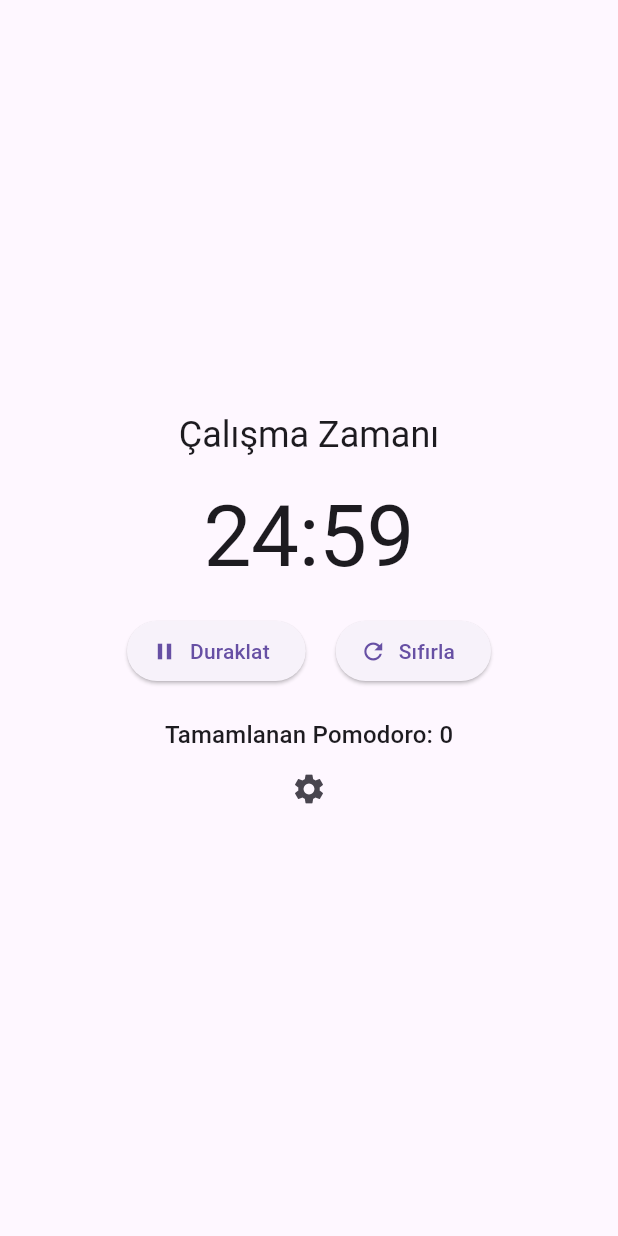
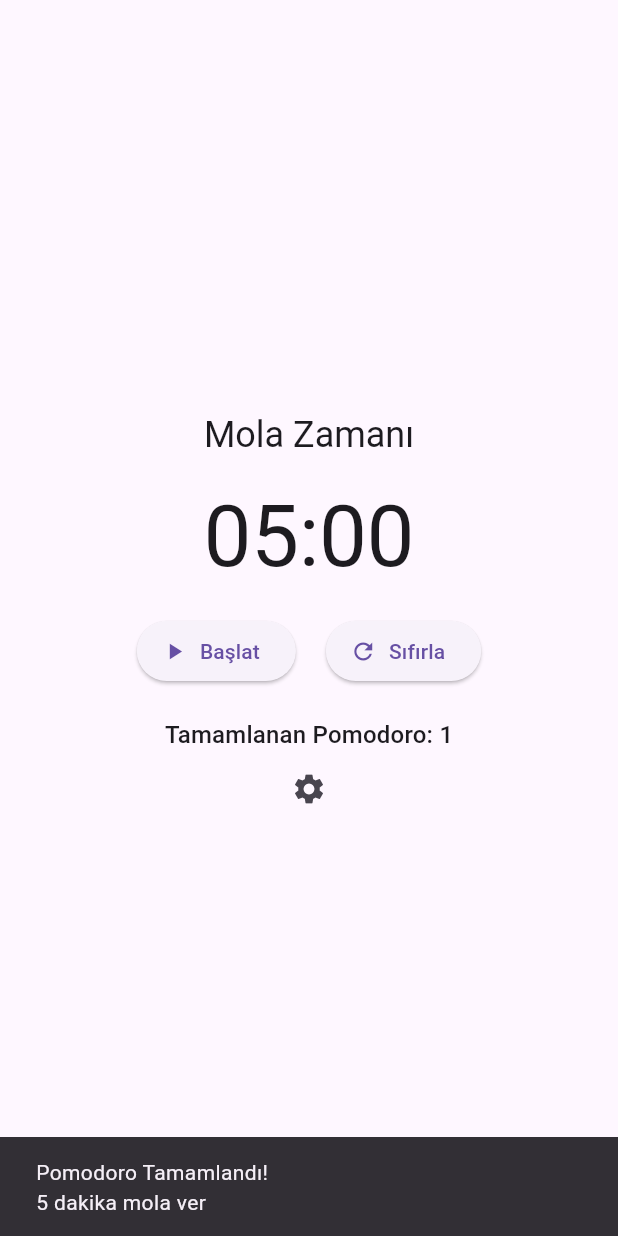
Before and after one commit to Asli-nur-t/basic-to-do-app, a Flutter app: the PomodoroTimer widget shown alone on an empty page, opened directly, after a tap on "Başlat", on a phone screen of 412 x 824 dp. Run offline on Flutter 3.47's test engine with Material 3 defaults, Android fonts, the light colour scheme and no system bars; our stand-ins replace get, hive, hive_flutter; accounts and stored records are empty.

Commit message:
pomodoro settings

```diff
--- a/lib/widgets/pomodoro_timer.dart
+++ b/lib/widgets/pomodoro_timer.dart
@@ -15,12 +15,8 @@ class _PomodoroTimerState extends State<PomodoroTimer>
     with WidgetsBindingObserver {
   final settings = Get.put(PomodoroSettingsController());
 
-  static const workDuration = 25 * 60;
-  static const breakDuration = 5 * 60;
-  static const longBreakDuration = 15 * 60;
-
   Timer? _timer;
-  int _secondsLeft = workDuration;
+  int _secondsLeft = 0;
   bool _isRunning = false;
   bool _isBreak = false;
   int _pomodoroCount = 0;
@@ -60,8 +56,7 @@ class _PomodoroTimerState extends State<PomodoroTimer>
   Future<void> _loadTimerState() async {
     final box = Hive.box('settings');
     setState(() {
-      _secondsLeft = box.get('secondsLeft',
-          defaultValue: settings.workDuration.value * 60);
+      _secondsLeft = box.get('secondsLeft', defaultValue: 0);
       _isRunning = box.get('isRunning', defaultValue: false);
       _isBreak = box.get('isBreak', defaultValue: false);
       _pomodoroCount = box.get('pomodoroCount', defaultValue: 0);
@@ -83,24 +78,16 @@ class _PomodoroTimerState extends State<PomodoroTimer>
           _pomodoroCount++;
 
           if (_isBreak) {
-            _secondsLeft = workDuration;
+            _secondsLeft = settings.workDuration.value * 60;
             _isBreak = false;
-            ScaffoldMessenger.of(context).showSnackBar(
-              const SnackBar(content: Text('Mola Bitti! Çalışmaya devam et')),
-            );
+            _showNotification('Mola Bitti!', 'Çalışmaya devam et');
           } else {
             if (_pomodoroCount % 4 == 0) {
-              _secondsLeft = longBreakDuration;
-              ScaffoldMessenger.of(context).showSnackBar(
-                const SnackBar(
-                    content: Text('Uzun Mola Zamanı! 15 dakika mola ver')),
-              );
+              _secondsLeft = settings.longBreakDuration.value * 60;
+              _showNotification('Uzun Mola Zamanı!', '15 dakika mola ver');
             } else {
-              _secondsLeft = breakDuration;
-              ScaffoldMessenger.of(context).showSnackBar(
-                const SnackBar(
-                    content: Text('Pomodoro Tamamlandı! 5 dakika mola ver')),
-              );
+              _secondsLeft = settings.shortBreakDuration.value * 60;
+              _showNotification('Pomodoro Tamamlandı!', '5 dakika mola ver');
             }
             _isBreak = true;
           }
@@ -123,7 +110,7 @@ class _PomodoroTimerState extends State<PomodoroTimer>
   void _resetTimer() {
     _timer?.cancel();
     setState(() {
-      _secondsLeft = settings.workDuration.value * 60;
+      _secondsLeft = 0;
       _isRunning = false;
       _isBreak = false;
       _pomodoroCount = 0;
@@ -134,6 +121,17 @@ class _PomodoroTimerState extends State<PomodoroTimer>
     final minutes = (_secondsLeft / 60).floor();
     final seconds = _secondsLeft % 60;
     return '${minutes.toString().padLeft(2, '0')}:${seconds.toString().padLeft(2, '0')}';
+  }
+
+  void _showNotification(String title, String body) {
+    if (mounted) {
+      ScaffoldMessenger.of(context).showSnackBar(
+        SnackBar(
+          content: Text('$title\n$body'),
+          duration: const Duration(seconds: 3),
+        ),
+      );
+    }
   }
 
   @override
```
